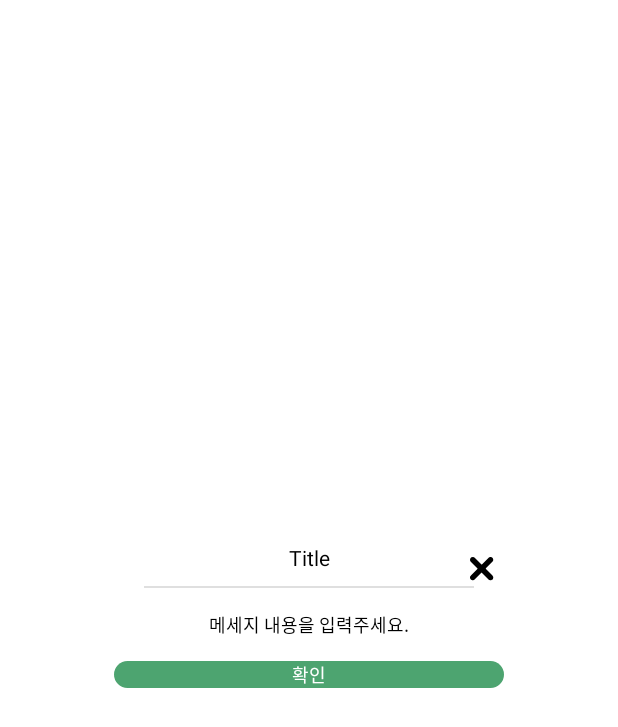
After one commit to WhenWeMoim/Moim_Android, an Android app: the layout dialog_base2.xml on its own in the app's theme, with its tools: preview values and no code run, on a phone screen of 412 x 824 dp. The commit adds this screen. Shown: the top 727 px of the screen. Run offline under Robolectric (Android 15) with nearby library versions, the phone set to English and light mode, and no system bars.

```diff
--- /dev/null
+++ b/app/src/main/res/drawable/bg_button_base.xml
@@ -0,0 +1,10 @@
+<?xml version="1.0" encoding="utf-8"?>
+<shape xmlns:android="http://schemas.android.com/apk/res/android"
+    android:shape="rectangle">
+
+    <solid
+        android:color="@color/moim_main_1" />
+
+    <corners
+        android:radius="10dp" />
+</shape>
--- /dev/null
+++ b/app/src/main/res/drawable/bg_dialog_base.xml
@@ -0,0 +1,11 @@
+<?xml version="1.0" encoding="utf-8"?>
+<shape xmlns:android="http://schemas.android.com/apk/res/android"
+    android:shape="rectangle">
+
+    <solid android:color="@color/white"/>
+
+    <corners android:bottomLeftRadius="25dp"
+        android:bottomRightRadius="25dp"
+        android:topLeftRadius="25dp"
+        android:topRightRadius="25dp"/>
+</shape>
--- /dev/null
+++ b/app/src/main/res/layout/dialog_base2.xml
@@ -0,0 +1,85 @@
+<?xml version="1.0" encoding="utf-8"?>
+<androidx.constraintlayout.widget.ConstraintLayout
+    xmlns:android="http://schemas.android.com/apk/res/android"
+    xmlns:app="http://schemas.android.com/apk/res-auto"
+    xmlns:tools="http://schemas.android.com/tools"
+    android:layout_width="wrap_content"
+    android:layout_height="wrap_content"
+    android:layout_gravity="center">
+
+    <androidx.constraintlayout.widget.ConstraintLayout
+        android:layout_width="300dp"
+        android:layout_height="wrap_content"
+        android:background="@drawable/bg_dialog_base"
+        android:paddingVertical="15dp"
+        android:paddingHorizontal="20dp"
+        app:layout_constraintTop_toTopOf="parent"
+        app:layout_constraintStart_toStartOf="parent"
+        app:layout_constraintEnd_toEndOf="parent"
+        app:layout_constraintBottom_toBottomOf="parent">
+
+        <TextView
+            android:id="@+id/dialog_base_title_tv"
+            android:layout_width="wrap_content"
+            android:layout_height="wrap_content"
+            android:textSize="14sp"
+            android:textColor="@color/black"
+            android:includeFontPadding="false"
+            app:layout_constraintTop_toTopOf="parent"
+            app:layout_constraintStart_toStartOf="parent"
+            app:layout_constraintEnd_toEndOf="parent"
+            tools:text="Title"/>
+
+        <View
+            android:id="@+id/dialog_base_view"
+            android:layout_width="match_parent"
+            android:layout_height="1dp"
+            android:layout_marginHorizontal="20dp"
+            android:layout_marginTop="10dp"
+            android:background="@color/gray"
+            app:layout_constraintTop_toBottomOf="@id/dialog_base_title_tv"
+            app:layout_constraintStart_toStartOf="parent"
+            app:layout_constraintEnd_toEndOf="parent"/>
+
+        <TextView
+            android:id="@+id/dialog_base_message_tv"
+            android:layout_width="match_parent"
+            android:layout_height="wrap_content"
+            android:textColor="@color/black"
+            android:textSize="12sp"
+            android:includeFontPadding="false"
+            android:gravity="center"
+            android:layout_marginTop="15dp"
+            android:drawablePadding="10dp"
+            app:layout_constraintTop_toBottomOf="@id/dialog_base_view"
+            app:layout_constraintStart_toStartOf="parent"
+            app:layout_constraintEnd_toEndOf="parent"
+            app:layout_constraintBottom_toTopOf="@id/dialog_base_ok_btn_tv"
+            tools:text="메세지 내용을 입력주세요."
+            app:drawableTopCompat="@null" />
+
+        <TextView
+            android:id="@+id/dialog_base_ok_btn_tv"
+            android:layout_width="match_parent"
+            android:layout_height="wrap_content"
+            android:textColor="@color/white"
+            android:textSize="12sp"
+            android:gravity="center"
+            android:background="@drawable/bg_button_base"
+            android:layout_marginTop="15dp"
+            app:layout_constraintTop_toBottomOf="@id/dialog_base_message_tv"
+            app:layout_constraintStart_toStartOf="parent"
+            app:layout_constraintEnd_toEndOf="parent"
+            app:layout_constraintBottom_toBottomOf="parent"
+            tools:text="@string/dialog_base_ok"/>
+
+        <ImageView
+            android:id="@+id/dialog_base_close_btn_iv"
+            android:layout_width="wrap_content"
+            android:layout_height="wrap_content"
+            android:src="@drawable/btn_dialog_base_cancel"
+            app:layout_constraintEnd_toEndOf="parent"
+            app:layout_constraintTop_toTopOf="parent" />
+
+    </androidx.constraintlayout.widget.ConstraintLayout>
+</androidx.constraintlayout.widget.ConstraintLayout>
--- a/app/src/main/res/values/colors.xml
+++ b/app/src/main/res/values/colors.xml
@@ -3,8 +3,14 @@
     <color name="purple_200">#FFBB86FC</color>
     <color name="purple_500">#FF6200EE</color>
     <color name="purple_700">#FF3700B3</color>
+
     <color name="teal_200">#FF03DAC5</color>
     <color name="teal_700">#FF018786</color>
+
     <color name="black">#FF000000</color>
+    <color name="gray">#FFDFDFDF</color>
     <color name="white">#FFFFFFFF</color>
+
+    <color name="moim_main_1">#FF4DA470</color>
+
 </resources>
--- a/app/src/main/res/values/strings.xml
+++ b/app/src/main/res/values/strings.xml
@@ -1,3 +1,4 @@
 <resources>
     <string name="app_name">Moim</string>
+    <string name="dialog_base_ok">확인</string>
 </resources>
```
Also changed, not shown: app/src/main/java/com/legends/moim/config/BaseActivity.kt (added, +29 -0 lines), app/src/main/java/com/legends/moim/config/BaseDialog.kt (added, +85 -0 lines), app/src/main/java/com/legends/moim/config/BaseDialog2.kt (added, +89 -0 lines), app/src/main/java/com/legends/moim/config/BaseFragment.kt (added, +18 -0 lines), app/src/main/res/layout/dialog_base.xml (added, +85 -0 lines), app/src/main/res/drawable-hdpi/btn_dialog_base_cancel.png (added), app/src/main/res/drawable-mdpi/btn_dialog_base_cancel.png (added), app/src/main/res/drawable-xhdpi/btn_dialog_base_cancel.png (added), app/src/main/res/drawable-xxhdpi/btn_dialog_base_cancel.png (added), app/src/main/res/drawable-xxxhdpi/btn_dialog_base_cancel.png (added).
